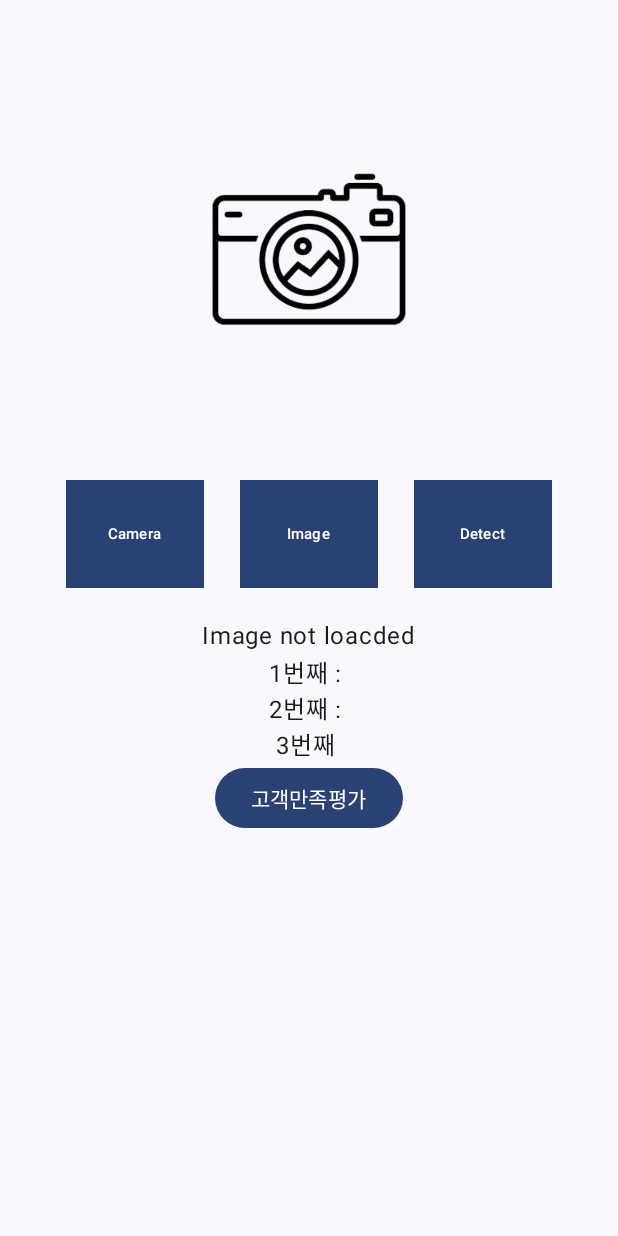
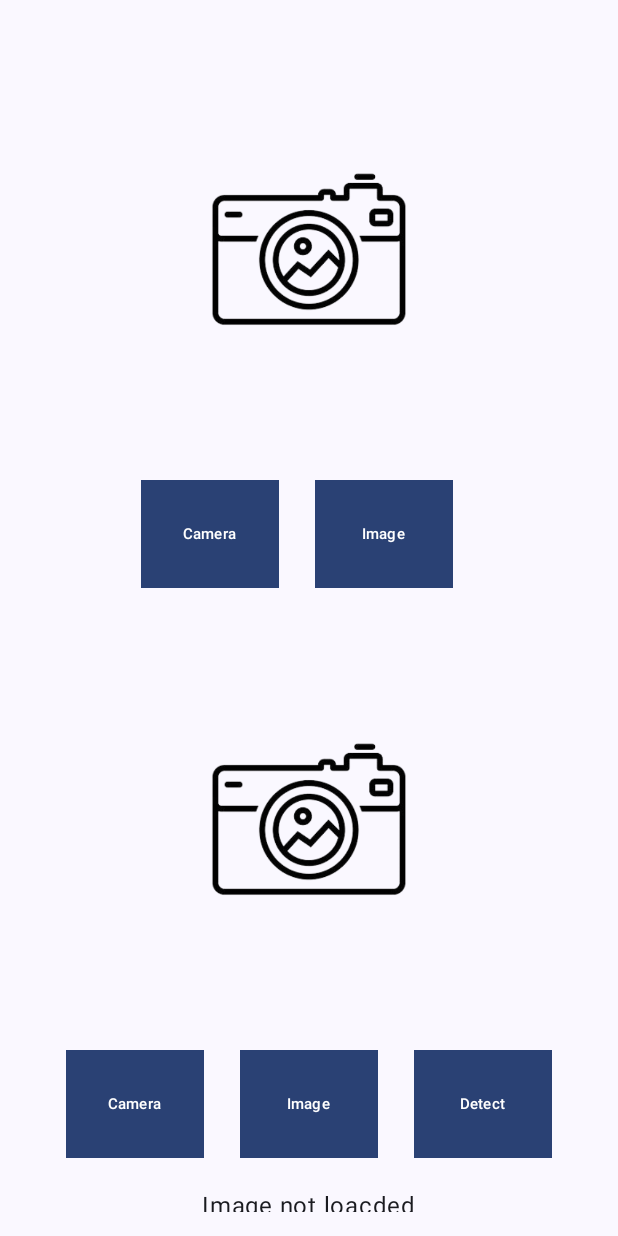
Before and after one commit to narang-geti/geti-project-naranggeti, an Android app built with Jetpack Compose: the screen it shows after launch (MainActivity), on a phone screen of 412 x 824 dp. Run offline under Robolectric (Android 15) with nearby library versions, the light colour scheme and no system bars; libraries missing offline, so code that uses them is left out: org.tensorflow.lite; 6 statements that could not run were skipped.

Commit message:
bidirectional inference and detection

```diff
--- a/app/src/main/java/com/app/getiproject_naranggeti/DetectScreen.kt
+++ b/app/src/main/java/com/app/getiproject_naranggeti/DetectScreen.kt
@@ -2,7 +2,6 @@ package com.app.getiproject_naranggeti
 
 import android.content.ContentValues
 import android.content.Context
-import android.content.Intent
 import androidx.compose.foundation.Image
 import androidx.compose.foundation.layout.*
 import androidx.compose.material3.*
@@ -17,9 +16,6 @@ import com.google.firebase.ml.modeldownloader.CustomModelDownloadConditions
 import com.google.firebase.ml.modeldownloader.DownloadType
 import com.google.firebase.ml.modeldownloader.FirebaseModelDownloader
 import org.tensorflow.lite.Interpreter
-import java.io.BufferedReader
-import java.io.IOException
-import java.io.InputStreamReader
 import java.nio.ByteBuffer
 import java.nio.ByteOrder
 import android.graphics.Bitmap
@@ -29,6 +25,8 @@ import android.provider.MediaStore
 import androidx.activity.compose.rememberLauncherForActivityResult
 import androidx.activity.result.PickVisualMediaRequest
 import androidx.activity.result.contract.ActivityResultContracts
+import androidx.compose.foundation.rememberScrollState
+import androidx.compose.foundation.verticalScroll
 import androidx.compose.ui.Alignment
 import androidx.compose.ui.graphics.RectangleShape
 import androidx.compose.ui.graphics.asImageBitmap
@@ -37,7 +35,6 @@ import androidx.core.graphics.blue
 import androidx.core.graphics.green
 import androidx.core.graphics.red
 import java.io.FileNotFoundException
-import java.lang.Math.exp
 import java.nio.FloatBuffer
 import kotlin.math.exp
 
@@ -46,73 +43,304 @@ import kotlin.math.exp
 fun DetectScreen(navController: NavController) {
     val context = LocalContext.current
     var imageBitmap by remember { mutableStateOf<ImageBitmap?>(null) }
-    var interpreter by remember { mutableStateOf<Interpreter?>(null) }
+    var interpreterf by remember { mutableStateOf<Interpreter?>(null) }
+    var interpreterb by remember { mutableStateOf<Interpreter?>(null) }
     var prediction1 by remember { mutableStateOf("") }
-    var label1 by remember { mutableStateOf("") }
     var prediction2 by remember { mutableStateOf("") }
 
-    var prediction3 by remember { mutableStateOf("") }
+    val scrollState = rememberScrollState()
 
-    var label2 by remember { mutableStateOf("") }
-    var predictionNew by remember { mutableStateOf("") }
     val bitmapFromResource1: Bitmap =
         BitmapFactory.decodeResource(context.resources, R.drawable.aphone)
     val bitmapFromResource2: Bitmap =
         BitmapFactory.decodeResource(context.resources, R.drawable.fphoto)
     val bitmapFromResource3: Bitmap =
         BitmapFactory.decodeResource(context.resources, R.drawable.bphone)
-//    val detectImage by remember { mutableStateOf<Bitmap?>(null)}
 
-    var image2 by remember { mutableStateOf<Bitmap?>(null)}
+    var imagef by remember { mutableStateOf<Bitmap?>(null) }
+    var imageb by remember { mutableStateOf<Bitmap?>(null) }
+    var imagefp by remember { mutableStateOf<Bitmap?>(null) }
+    var imagebp by remember { mutableStateOf<Bitmap?>(null) }
 
-
-    val launcher = rememberLauncherForActivityResult(
+    val launcher1 = rememberLauncherForActivityResult(
         contract = ActivityResultContracts.PickVisualMedia(),
         onResult = { uri ->
-            image2  = uriToBitmap(uri!!, context)
+            imagef = uriToBitmap(uri!!, context)
         }
     )
 
-    val cameraLauncher = rememberLauncherForActivityResult(
+    val cameraLauncher1 = rememberLauncherForActivityResult(
         contract = ActivityResultContracts.TakePicturePreview(),
         onResult = { photo ->
-            image2 = photo
+            imagef = photo
+        }
+    )
+
+    val launcher2 = rememberLauncherForActivityResult(
+        contract = ActivityResultContracts.PickVisualMedia(),
+        onResult = { uri ->
+            imageb = uriToBitmap(uri!!, context)
+        }
+    )
+
+    val cameraLauncher2 = rememberLauncherForActivityResult(
+        contract = ActivityResultContracts.TakePicturePreview(),
+        onResult = { photo ->
+            imageb = photo
         }
     )
     val resources = context.resources
-    val defaultImageBitmap = BitmapFactory.decodeResource(resources, R.drawable.camera).asImageBitmap()
+    val defaultImageBitmap =
+        BitmapFactory.decodeResource(resources, R.drawable.camera).asImageBitmap()
+
+
+    Surface(
+        modifier = Modifier.fillMaxSize(),
+        color = MaterialTheme.colorScheme.background
+    ) {
+        Column(
+            modifier = Modifier
+                .fillMaxWidth()
+                .padding(16.dp)
+                .verticalScroll(scrollState),
+            horizontalAlignment = Alignment.CenterHorizontally
+        ) {
+            Column(
+                horizontalAlignment = Alignment.CenterHorizontally
+            ) {
+
+                Image(
+                    modifier = Modifier
+                        .size(300.dp),
+                    bitmap = imagef?.asImageBitmap() ?: defaultImageBitmap,
+                    contentDescription = "image"
+                )
+
+                Row {
+                    Button(
+                        onClick = { cameraLauncher1.launch(null) },
+                        modifier = Modifier
+                            .width(100.dp)
+                            .height(80.dp)
+                            .padding(4.dp),
+                        shape = RectangleShape
+                    ) {
+                        Text(
+                            text = "Camera",
+                            fontSize = 10.sp
+                        )
+                    }
+
+                    Spacer(modifier = Modifier.width(16.dp))
+
+                    Button(
+                        onClick = { launcher1.launch(PickVisualMediaRequest(ActivityResultContracts.PickVisualMedia.ImageOnly)) },
+                        modifier = Modifier
+                            .width(100.dp)
+                            .height(80.dp)
+                            .padding(4.dp),
+                        shape = RectangleShape
+                    ) {
+                        Text(
+                            text = "Image",
+                            fontSize = 10.sp
+                        )
+                    }
+
+                    Spacer(modifier = Modifier.width(16.dp))
+
+//                    Button(
+//                        onClick = {
+//                            if (imagef != null && imageb != null) {
+//                                imagefp = imagef as Bitmap
+//                                imagebp = imageb as Bitmap
+//
+//                                val input1 = preprocessImage(imagefp!!)
+//                                val input2 = preprocessImage(imagebp!!)
+//
+//                                val bufferSize = 4 * java.lang.Float.SIZE / java.lang.Byte.SIZE
+//                                val modelOutput1 =
+//                                    ByteBuffer.allocateDirect(bufferSize)
+//                                        .order(ByteOrder.nativeOrder())
+//                                val modelOutput2 =
+//                                    ByteBuffer.allocateDirect(bufferSize)
+//                                        .order(ByteOrder.nativeOrder())
+//
+//                                interpreter?.run(input1, modelOutput1)
+//                                interpreter?.run(input2, modelOutput2)
+//
+//                                modelOutput1.rewind()
+//                                val probabilities1 = FloatArray(4)
+//                                softmax(modelOutput1.asFloatBuffer(), probabilities1)
+//                                val predictedClassIndex1 = findIndexOfMax(probabilities1)
+//                                val classLabels = arrayOf("S", "A", "B", "F")
+//                                val predictedClassLabel1 = classLabels[predictedClassIndex1]
+//                                prediction1 = predictedClassLabel1
+//
+//                                modelOutput2.rewind()
+//                                val probabilities2 = FloatArray(4)
+//                                softmax(modelOutput2.asFloatBuffer(), probabilities2)
+//                                val predictedClassIndex2 = findIndexOfMax(probabilities2)
+//                                val predictedClassLabel2 = classLabels[predictedClassIndex2]
+//                                prediction2 = predictedClassLabel2
+//
+//                            }
+//                        },
+//                        modifier = Modifier
+//                            .width(100.dp)
+//                            .height(80.dp)
+//                            .padding(4.dp),
+//                        shape = RectangleShape
+//                    ) {
+//                        Text(
+//                            text = "Detect",
+//                            fontSize = 10.sp
+//                        )
+//                    }
+                }
+            }
+
+
+            Image(
+                modifier = Modifier
+                    .size(300.dp),
+                bitmap = imageb?.asImageBitmap() ?: defaultImageBitmap,
+                contentDescription = "image"
+            )
+
+            Row {
+                Button(
+                    onClick = { cameraLauncher2.launch(null) },
+                    modifier = Modifier
+                        .width(100.dp)
+                        .height(80.dp)
+                        .padding(4.dp),
+                    shape = RectangleShape
+                ) {
+                    Text(
+                        text = "Camera",
+                        fontSize = 10.sp
+                    )
+                }
+
+                Spacer(modifier = Modifier.width(16.dp))
+
+                Button(
+                    onClick = { launcher2.launch(PickVisualMediaRequest(ActivityResultContracts.PickVisualMedia.ImageOnly)) },
+                    modifier = Modifier
+                        .width(100.dp)
+                        .height(80.dp)
+                        .padding(4.dp),
+                    shape = RectangleShape
+                ) {
+                    Text(
+                        text = "Image",
+                        fontSize = 10.sp
+                    )
+                }
+
+                Spacer(modifier = Modifier.width(16.dp))
+
+                Button(
+                    onClick = {
+                        if (imagef != null && imageb != null) {
+                            imagefp = imagef as Bitmap
+                            imagebp = imageb as Bitmap
+
+                            val input1 = preprocessImage(imagefp!!)
+                            val input2 = preprocessImage(imagebp!!)
+
+                            val bufferSize = 4 * java.lang.Float.SIZE / java.lang.Byte.SIZE
+                            val modelOutput1 =
+                                ByteBuffer.allocateDirect(bufferSize)
+                                    .order(ByteOrder.nativeOrder())
+                            val modelOutput2 =
+                                ByteBuffer.allocateDirect(bufferSize)
+                                    .order(ByteOrder.nativeOrder())
+
+                            interpreterf?.run(input1, modelOutput1)
+                            interpreterb?.run(input2, modelOutput2)
+
+                            modelOutput1.rewind()
+                            val probabilities1 = FloatArray(4)
+                            softmax(modelOutput1.asFloatBuffer(), probabilities1)
+                            val predictedClassIndex1 = findIndexOfMax(probabilities1)
+                            val classLabels = arrayOf("S", "A", "B", "F")
+                            val predictedClassLabel1 = classLabels[predictedClassIndex1]
+                            prediction1 = predictedClassLabel1
+
+                            modelOutput2.rewind()
+                            val probabilities2 = FloatArray(4)
+                            softmax(modelOutput2.asFloatBuffer(), probabilities2)
+                            val predictedClassIndex2 = findIndexOfMax(probabilities2)
+                            val predictedClassLabel2 = classLabels[predictedClassIndex2]
+                            prediction2 = predictedClassLabel2
+
+                        }
+                        val predictions = Pair(prediction1, prediction2)
+
+                        navController.navigate("review/${predictions}")
+                    },
+                    modifier = Modifier
+                        .width(100.dp)
+                        .height(80.dp)
+                        .padding(4.dp),
+                    shape = RectangleShape
+                ) {
+                    Text(
+                        text = "Detect",
+                        fontSize = 10.sp
+                    )
+                }
+            }
+
+
+            Spacer(modifier = Modifier.height(16.dp))
+
+            imageBitmap?.let { bitmap ->
+                Image(
+                    bitmap = bitmap,
+                    contentDescription = null,
+                    modifier = Modifier.fillMaxSize()
+                )
+            } ?: Text(
+                text = "Image not loacded",
+                color = MaterialTheme.colorScheme.onSurface
+            )
+
+            Text(text = "앞면 : $prediction1")
+
+            Text(text = "후면 : $prediction2")
+
+
+//            Button(onClick = { navController.navigate("evaluation") }) {
+//                Text(text = "고객만족평가")
+//            }
+        }
+    }
 
     DisposableEffect(Unit) {
         val modelConditions = CustomModelDownloadConditions.Builder()
             .requireWifi()  // Also possible: .requireCharging() and .requireDeviceIdle()
             .build()
 
-
         FirebaseModelDownloader.getInstance()
             .getModel("ipf1", DownloadType.LOCAL_MODEL_UPDATE_IN_BACKGROUND, modelConditions)
             .addOnSuccessListener { model: CustomModel? ->
                 val modelFile = model?.file
                 if (modelFile != null) {
-                    interpreter = Interpreter(modelFile)
+                    interpreterf = Interpreter(modelFile)
                 }
 
-                if (bitmapFromResource1 !=null && bitmapFromResource2 != null) {
-                    val input1 = preprocessImage(bitmapFromResource1)
-                    val input2 = preprocessImage(bitmapFromResource2)
-                    val input3 = preprocessImage(bitmapFromResource3)
+                if (imagefp != null) {
+                    val input1 = preprocessImage(imagefp!!)
 
                     val bufferSize = 4 * java.lang.Float.SIZE / java.lang.Byte.SIZE
                     val modelOutput1 =
                         ByteBuffer.allocateDirect(bufferSize).order(ByteOrder.nativeOrder())
-                    val modelOutput2 =
-                        ByteBuffer.allocateDirect(bufferSize).order(ByteOrder.nativeOrder())
-                    val modelOutput3 =
-                        ByteBuffer.allocateDirect(bufferSize).order(ByteOrder.nativeOrder())
 
 
-                    interpreter?.run(input1, modelOutput1)
-                    interpreter?.run(input2, modelOutput2)
-                    interpreter?.run(input3, modelOutput3)
+                    interpreterf?.run(input1, modelOutput1)
 
                     modelOutput1.rewind()
 //                    val probabilities1 = modelOutput1.asFloatBuffer()
@@ -129,182 +357,60 @@ fun DetectScreen(navController: NavController) {
                     val classLabels = arrayOf("S", "A", "B", "F")
                     val predictedClassLabel1 = classLabels[predictedClassIndex1]
                     prediction1 = predictedClassLabel1
+                }
+            }
 
-//                    try {
-//                        val reader = BufferedReader(
-//                            InputStreamReader(context.resources.openRawResource(R.raw.organic))
-//                        )
-////                        val inputStream = context.resources.openRawResource("organic.txt")
-////                        val reader = BufferedReader(InputStreamReader(inputStream))
-//                        for (i in 0 until probabilities1.capacity()) {
-//                            val label: String = reader.readLine()
-//                            val probability = probabilities1.get(i)
-//                            println("$label: $probability")
-//                            label1 = label
-//                            prediction1 = probability.toString()
-//                        }
-//                    } catch (e: IOException) {
-//                        // Handle the exception
-//                        e.printStackTrace()
-//                    }
+
+        // Clean up resources when the composable is disposed
+        onDispose {
+            interpreterf?.close()
+        }
+    }
+
+    DisposableEffect(Unit) {
+        val modelConditions = CustomModelDownloadConditions.Builder()
+            .requireWifi()  // Also possible: .requireCharging() and .requireDeviceIdle()
+            .build()
+
+        FirebaseModelDownloader.getInstance()
+            .getModel("ipb1", DownloadType.LOCAL_MODEL_UPDATE_IN_BACKGROUND, modelConditions)
+            .addOnSuccessListener { model: CustomModel? ->
+                val modelFile = model?.file
+                if (modelFile != null) {
+                    interpreterb = Interpreter(modelFile)
+                }
+
+                if (imagebp != null) {
+                    val input2 = preprocessImage(imagebp!!)
+
+                    val bufferSize = 4 * java.lang.Float.SIZE / java.lang.Byte.SIZE
+                    val modelOutput2 =
+                        ByteBuffer.allocateDirect(bufferSize).order(ByteOrder.nativeOrder())
+
+
+                    interpreterb?.run(input2, modelOutput2)
 
                     modelOutput2.rewind()
-                    val numClasses = 4
+//                    val probabilities1 = modelOutput1.asFloatBuffer()
+                    // 소프트맥스 함수를 사용하여 확률 벡터 얻기
                     val probabilities2 = FloatArray(4)
-//                    softmax(modelOutput2.asFloatBuffer(), probabilities2)  <- try문 사용하면 softmax함수 사용할 필요없음
-
-                    try {
-                        val reader = BufferedReader(
-                            InputStreamReader(context.resources.openRawResource(R.raw.organic))
-                        )
-
-                        // probabilities.capacity() 대신 numClasses를 사용하도록 변경
-                        for (i in 0 until numClasses) {
-                            // 클래스 레이블 읽어오기
-                            val label: String = reader.readLine()
-
-                            // 확률 값 읽어오기
-                            val probability = probabilities2.get(i)
-
-                            // 클래스 레이블과 확률 출력
-                            println("$label: $probability")
-
-                            // 각 클래스에 대한 확률을 배열에 저장
-                            probabilities2[i] = probability
-                        }
-                    } catch (e: IOException) {
-                        // 예외 처리
-                        e.printStackTrace()
-                    }
-
-                    modelOutput3.rewind()
-                    val probabilities3 = FloatArray(4)
-                    softmax(modelOutput3.asFloatBuffer(), probabilities3)
+                    softmax(modelOutput2.asFloatBuffer(), probabilities2)
 
                     // 최대 확률을 가진 클래스 선택
 //                    val maxProbability = probabilities1.maxOrNull()
 //                    val predictedClassIndex = probabilities1.indexOf(maxProbability)
-                    val predictedClassIndex = findIndexOfMax(probabilities3)
+                    val predictedClassIndex2 = findIndexOfMax(probabilities2)
 
                     // 클래스 레이블 매핑
-                    val predictedClassLabel = classLabels[predictedClassIndex]
-                    prediction3 = predictedClassLabel
-
-//                    modelOutputNew.rewind()
-//                    val probabilitiesNew = modelOutputNew.asFloatBuffer()
-//                    try {
-//                        val reader = BufferedReader(
-//                            InputStreamReader(context.resources.openRawResource(R.raw.organic))
-//                        )
-////                        val inputStream = context.resources.openRawResource("organic.txt")
-////                        val reader = BufferedReader(InputStreamReader(inputStream))
-//                        for (i in 0 until probabilitiesNew.capacity()) {
-//                            val label: String = reader.readLine()
-//                            val probability = probabilitiesNew.get(i)
-//                            println("$label: $probability")
-//                            label2 = label
-//                            predictionNew = probability.toString()
-//                        }
-//                    } catch (e: IOException) {
-//                        // Handle the exception
-//                        e.printStackTrace()
-//                    }
-
+                    val classLabels = arrayOf("S", "A", "B", "F")
+                    val predictedClassLabel2 = classLabels[predictedClassIndex2]
+                    prediction2 = predictedClassLabel2
                 }
             }
 
         // Clean up resources when the composable is disposed
         onDispose {
-            interpreter?.close()
-        }
-    }
-
-    Surface(
-        modifier = Modifier.fillMaxSize(),
-        color = MaterialTheme.colorScheme.background
-    ) {
-        Column(
-            modifier = Modifier
-                .fillMaxWidth()
-                .padding(16.dp),
-            horizontalAlignment = Alignment.CenterHorizontally
-        ) {
-            Image(modifier = Modifier
-                .size(300.dp),
-                bitmap = image2?.asImageBitmap() ?: defaultImageBitmap, contentDescription = "image"
-                )
-
-            Row {
-                Button(
-                    onClick = { cameraLauncher.launch(null) },
-                    modifier = Modifier
-                        .width(100.dp)
-                        .height(80.dp)
-                        .padding(4.dp),
-                    shape = RectangleShape
-                ) {
-                    Text(
-                        text = "Camera",
-                        fontSize = 10.sp
-                    )
-                }
-
-                Spacer(modifier = Modifier.width(16.dp))
-
-                Button(
-                    onClick = { launcher.launch(PickVisualMediaRequest(ActivityResultContracts.PickVisualMedia.ImageOnly)) },
-                    modifier = Modifier
-                        .width(100.dp)
-                        .height(80.dp)
-                        .padding(4.dp),
-                    shape = RectangleShape
-                ) {
-                    Text(
-                        text = "Image",
-                        fontSize = 10.sp
-                    )
-                }
-
-                Spacer(modifier = Modifier.width(16.dp))
-
-                Button(
-                    onClick = { /*TODO*/ },
-                    modifier = Modifier
-                        .width(100.dp)
-                        .height(80.dp)
-                        .padding(4.dp),
-                    shape = RectangleShape
-                ) {
-                    Text(
-                        text = "Detect",
-                        fontSize = 10.sp
-                    )
-                }
-            }
-
-            Spacer(modifier = Modifier.height(16.dp))
-
-            imageBitmap?.let { bitmap ->
-                Image(
-                    bitmap = bitmap,
-                    contentDescription = null,
-                    modifier = Modifier.fillMaxSize()
-                )
-            } ?: Text(
-                text = "Image not loacded",
-                color = MaterialTheme.colorScheme.onSurface
-            )
-
-            Text(text = "1번째 $label1: $prediction1")
-
-            Text(text = "2번째 $label2: $prediction2")
-
-            Text(text = "3번째 $prediction3")
-
-
-            Button(onClick = { navController.navigate("evaluation") }) {
-                Text(text = "고객만족평가")
-            }
+            interpreterb?.close()
         }
     }
 }
@@ -357,6 +463,7 @@ fun bitmapToUri(context: Context, bitmap: Bitmap): Uri? {
 
     return uri
 }
+
 fun uriToBitmap(uri: Uri, context: Context): Bitmap? {
     return try {
         val inputStream = context.contentResolver.openInputStream(uri)
--- a/app/src/main/java/com/app/getiproject_naranggeti/MainActivity.kt
+++ b/app/src/main/java/com/app/getiproject_naranggeti/MainActivity.kt
@@ -14,6 +14,8 @@ import androidx.navigation.compose.NavHost
 import androidx.navigation.compose.composable
 import androidx.navigation.compose.rememberNavController
 import com.app.getiproject_naranggeti.ui.theme.GetiProject_naranggetiTheme
+
+
 
 class MainActivity : ComponentActivity() {
     override fun onCreate(savedInstanceState: Bundle?) {
@@ -49,7 +51,9 @@ fun Navi() {
                 composable("Sign Up"){
                     SignupScreen(navController)
                 }
-
+                composable("review") {
+                    ReviewScreen(navController)
+                }
             }
 
         }
```
Also changed, not shown: app/src/main/java/com/app/getiproject_naranggeti/CustomerEvaluation.kt (deleted, +0 -69 lines), app/src/main/java/com/app/getiproject_naranggeti/ReviewScreen.kt (added, +19 -0 lines), app/src/main/res/drawable/fphoneb.jpg (added).
